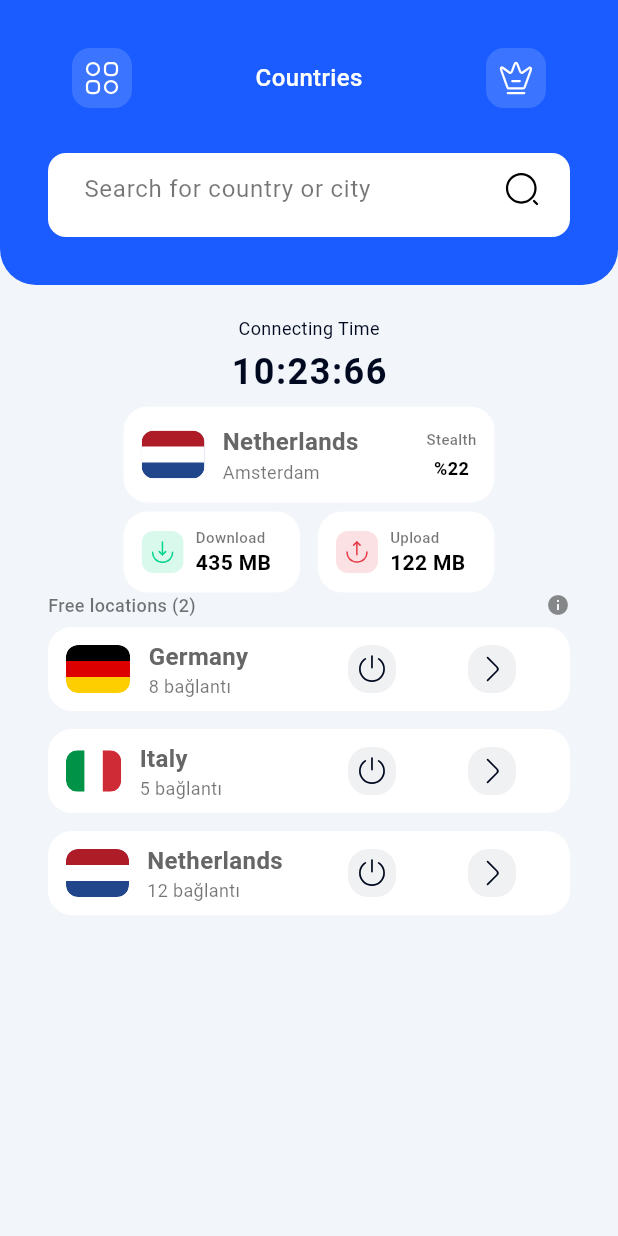
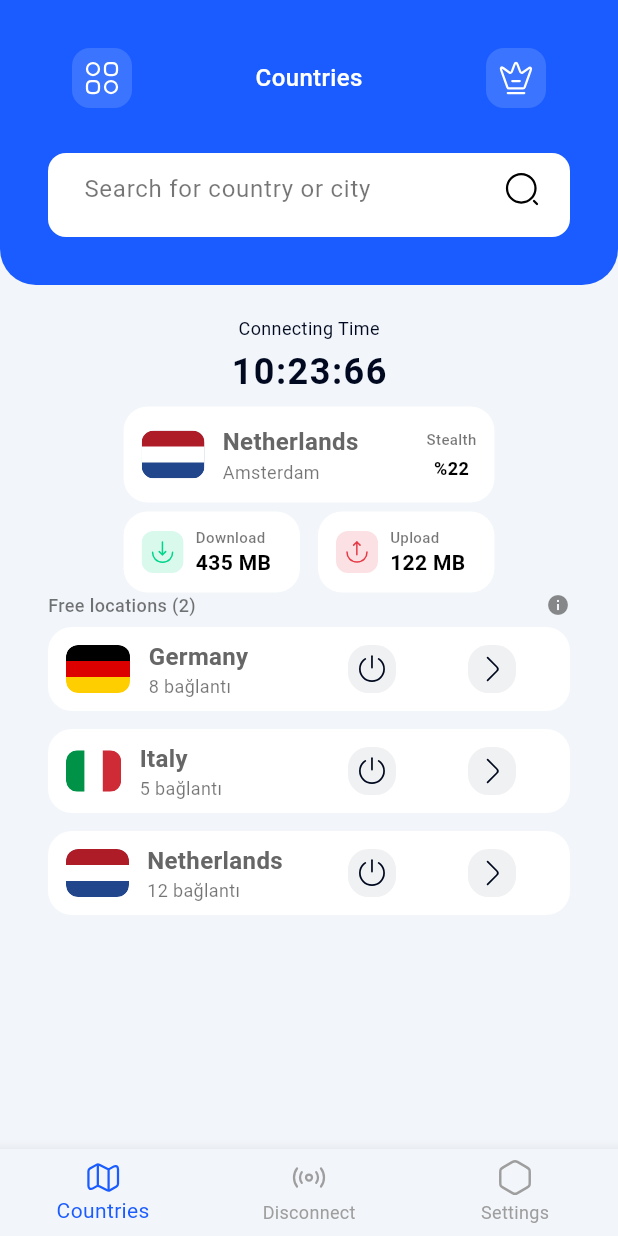
Before and after one commit to ofarukpamuk/vpn_case, a Flutter app: the screen it shows after launch, on a phone screen of 412 x 824 dp. Run offline on Flutter 3.47's test engine with Material 3 defaults, Android fonts, the phone set to English and light mode, and no system bars; our stand-ins replace easy_localization, flutter_svg.

Commit message:
custom bottom navigation bar completed

```diff
--- a/lib/core/constants/navigation/navigations_constanst.dart
+++ b/lib/core/constants/navigation/navigations_constanst.dart
@@ -2,8 +2,6 @@ class NavigationConstants {
   // mimari açısından deneme  yapılmıştır
   static const HOME = '/home';
   static const DEFAULT = '/';
-  static const PROFILE = '/profile';
-  static const SIGNIN = '/signView';
-
-  static const LOGIN = '/login';
+  static const SETTING = '/setting';
+  static const DISCONNECT = '/disconnect';
 }
--- /dev/null
+++ b/lib/core/enums/bottom_nav_item.dart
@@ -0,0 +1,25 @@
+enum BottomNavItem { countries, disconnect, settings }
+
+extension BottomNavItemExtension on BottomNavItem {
+  String get label {
+    switch (this) {
+      case BottomNavItem.countries:
+        return 'Countries';
+      case BottomNavItem.disconnect:
+        return 'Disconnect';
+      case BottomNavItem.settings:
+        return 'Settings';
+    }
+  }
+
+  String get assetPath {
+    switch (this) {
+      case BottomNavItem.countries:
+        return 'assets/icons/countries.svg';
+      case BottomNavItem.disconnect:
+        return 'assets/icons/disconnect.svg';
+      case BottomNavItem.settings:
+        return 'assets/icons/setting.svg';
+    }
+  }
+}
--- /dev/null
+++ b/lib/core/widgets/custom_bottom_nav_bar.dart
@@ -0,0 +1,42 @@
+import 'package:flutter/material.dart';
+import 'package:flutter_svg/flutter_svg.dart';
+import 'package:vpn_case/core/enums/bottom_nav_item.dart';
+import 'package:vpn_case/core/init/theme/app_colors.dart';
+
+class CustomBottomNavBar extends StatelessWidget {
+  final BottomNavItem selectedItem;
+  final ValueChanged<BottomNavItem> onItemSelected;
+
+  const CustomBottomNavBar({
+    super.key,
+    required this.selectedItem,
+    required this.onItemSelected,
+  });
+
+  @override
+  Widget build(BuildContext context) {
+    return BottomNavigationBar(
+      currentIndex: selectedItem.index,
+      onTap: (index) => onItemSelected(BottomNavItem.values[index]),
+      selectedItemColor: AppColors.primaryBlue,
+      unselectedItemColor: Colors.grey,
+      showUnselectedLabels: true,
+      backgroundColor: AppColors.backgroundColor,
+      items:
+          BottomNavItem.values.map((item) {
+            final isSelected = item == selectedItem;
+            return BottomNavigationBarItem(
+              icon: SvgPicture.asset(
+                item.assetPath,
+                height: 24,
+                colorFilter: ColorFilter.mode(
+                  isSelected ? AppColors.primaryBlue : Colors.grey,
+                  BlendMode.srcIn,
+                ),
+              ),
+              label: item.label,
+            );
+          }).toList(),
+    );
+  }
+}
--- a/lib/features/home/home_page.dart
+++ b/lib/features/home/home_page.dart
@@ -1,25 +1,46 @@
 import 'package:flutter/material.dart';
-import 'package:flutter_svg/flutter_svg.dart';
+import 'package:flutter_svg/svg.dart';
 import 'package:vpn_case/features/home/connect_time.dart';
 import 'package:vpn_case/features/home/custom_list_tile.dart';
+import '../../core/enums/bottom_nav_item.dart';
+import '../../core/init/theme/app_colors.dart';
+import '../../core/widgets/custom_bottom_nav_bar.dart';
 
-import '../../core/init/theme/app_colors.dart';
-
-class VpnHomeScreen extends StatelessWidget {
+class VpnHomeScreen extends StatefulWidget {
   const VpnHomeScreen({super.key});
 
   @override
+  State<VpnHomeScreen> createState() => _VpnHomeScreenState();
+}
+
+class _VpnHomeScreenState extends State<VpnHomeScreen> {
+  BottomNavItem _currentItem = BottomNavItem.countries;
+
+  @override
   Widget build(BuildContext context) {
-    final TextEditingController searchController = TextEditingController();
-
     return Scaffold(
       backgroundColor: AppColors.backgroundColor,
-      body: Column(
+      body: _buildBody(_currentItem),
+      bottomNavigationBar: CustomBottomNavBar(
+        selectedItem: _currentItem,
+        onItemSelected: (item) {
+          setState(() {
+            _currentItem = item;
+          });
+        },
+      ),
+    );
+  }
+
+  Widget _buildBody(BottomNavItem item) {
+    switch (item) {
+      case BottomNavItem.countries:
+        return Column(
           children: [
             _CustomHeader(),
-          SizedBox(height: 20),
-          ConnectingTimeWidget(),
-          Location(
+            const SizedBox(height: 20),
+            const ConnectingTimeWidget(),
+            const Location(
               flagAsset: 'assets/flags/netherlands.svg',
               countryName: 'Netherlands',
               cityName: 'Amsterdam',
@@ -27,7 +48,7 @@ class VpnHomeScreen extends StatelessWidget {
             ),
             Row(
               mainAxisAlignment: MainAxisAlignment.center,
-            children: [
+              children: const [
                 Speed(
                   iconAsset: 'assets/icons/download.svg',
                   label: 'Download',
@@ -41,10 +62,26 @@ class VpnHomeScreen extends StatelessWidget {
                 ),
               ],
             ),
-          _LocationListWidget(),
+            const _LocationListWidget(),
           ],
+        );
+
+      case BottomNavItem.disconnect:
+        return const Center(
+          child: Text(
+            'Disconnected',
+            style: TextStyle(fontSize: 24, fontWeight: FontWeight.bold),
           ),
         );
+
+      case BottomNavItem.settings:
+        return const Center(
+          child: Text(
+            'Settings Page',
+            style: TextStyle(fontSize: 24, fontWeight: FontWeight.bold),
+          ),
+        );
+    }
   }
 }
 
--- a/lib/main.dart
+++ b/lib/main.dart
@@ -1,5 +1,5 @@
+import 'package:easy_localization/easy_localization.dart';
 import 'package:flutter/material.dart';
-import 'package:easy_localization/easy_localization.dart';
 import 'package:vpn_case/core/constants/app/app_constants.dart';
 import 'package:vpn_case/core/init/languages/language_manager.dart';
 import 'package:vpn_case/core/init/navigation/navigation_route.dart';
```
Also changed, not shown: lib/core/init/navigation/navigation_route.dart (+13 -6 lines), lib/features/disconnect/disconnect_screen.dart (added, +10 -0 lines), lib/features/setting/settings_screen.dart (added, +10 -0 lines), assets/icons/countries.svg (added), assets/icons/disconnect.svg (added), assets/icons/setting.svg (added), 2 other files. Lines whose indentation alone changed are shown as unchanged.
